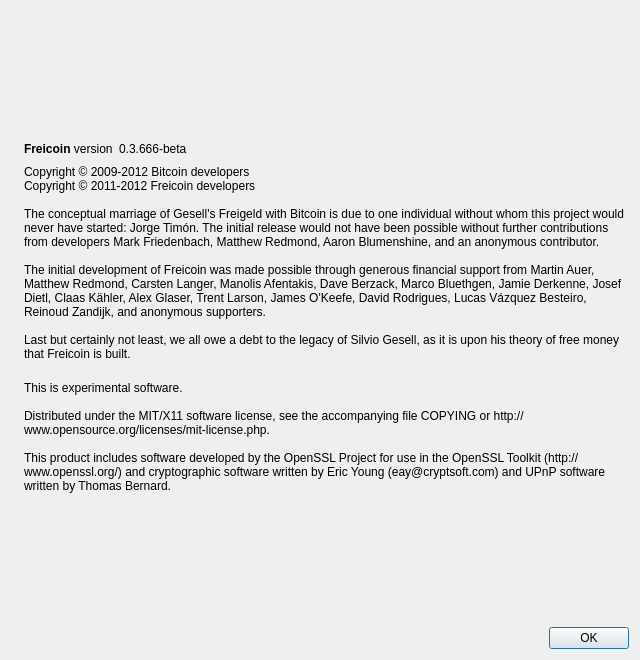
Before: the Qt Designer form src/qt/forms/aboutdialog.ui in dzsmining/GingerCoin, drawn with Qt 5.
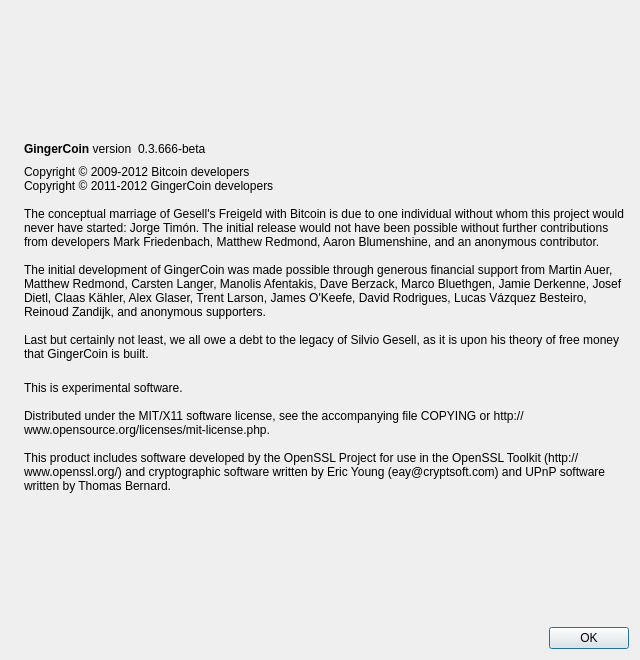
After: the same form once the commit is applied. Icons and pictures are not drawn.

The edit to the form file:
```diff
--- a/src/qt/forms/aboutdialog.ui
+++ b/src/qt/forms/aboutdialog.ui
@@ -50,7 +50,7 @@
           <cursorShape>IBeamCursor</cursorShape>
          </property>
          <property name="text">
-          <string>&lt;b&gt;Freicoin&lt;/b&gt; version</string>
+          <string>&lt;b&gt;GingerCoin&lt;/b&gt; version</string>
          </property>
          <property name="textInteractionFlags">
           <set>Qt::LinksAccessibleByMouse|Qt::TextSelectableByKeyboard|Qt::TextSelectableByMouse</set>
@@ -92,13 +92,13 @@
        </property>
        <property name="text">
         <string>Copyright © 2009-2012 Bitcoin developers
-Copyright © 2011-2012 Freicoin developers
+Copyright © 2011-2012 GingerCoin developers
 
 The conceptual marriage of Gesell's Freigeld with Bitcoin is due to one individual without whom this project would never have started: Jorge Timón. The initial release would not have been possible without further contributions from developers Mark Friedenbach, Matthew Redmond, Aaron Blumenshine, and an anonymous contributor.
 
-The initial development of Freicoin was made possible through generous financial support from Martin Auer, Matthew Redmond, Carsten Langer, Manolis Afentakis, Dave Berzack, Marco Bluethgen, Jamie Derkenne, Josef Dietl, Claas Kähler, Alex Glaser, Trent Larson, James O'Keefe, David Rodrigues, Lucas Vázquez Besteiro, Reinoud Zandijk, and anonymous supporters.
+The initial development of GingerCoin was made possible through generous financial support from Martin Auer, Matthew Redmond, Carsten Langer, Manolis Afentakis, Dave Berzack, Marco Bluethgen, Jamie Derkenne, Josef Dietl, Claas Kähler, Alex Glaser, Trent Larson, James O'Keefe, David Rodrigues, Lucas Vázquez Besteiro, Reinoud Zandijk, and anonymous supporters.
 
-Last but certainly not least, we all owe a debt to the legacy of Silvio Gesell, as it is upon his theory of free money that Freicoin is built.</string>
+Last but certainly not least, we all owe a debt to the legacy of Silvio Gesell, as it is upon his theory of free money that GingerCoin is built.</string>
        </property>
        <property name="wordWrap">
         <bool>true</bool>
```
Left out of the diff: 6 changed lines with no effect on the pictures.
